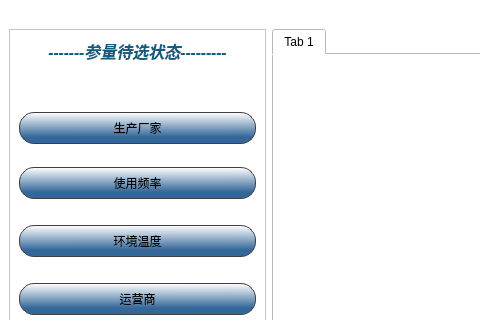
This is UI/PlotWindow.ui in peipan/charge_station as Qt 5 draws it before an edit; both pictures show x 0 to 480 and y 0 to 320 of the 1223 by 915 pixel window. The edited form follows.
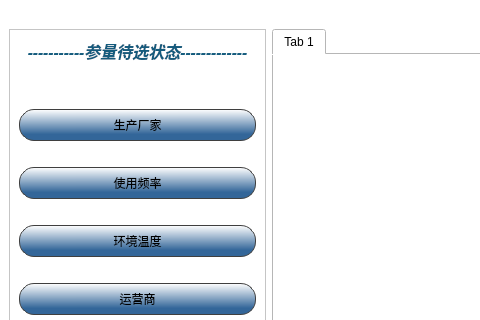
This is the edited form.

Diff of the .ui file:
```diff
--- a/UI/PlotWindow.ui
+++ b/UI/PlotWindow.ui
@@ -75,8 +75,8 @@
          <property name="font">
           <font>
            <family>Adobe 黑体 Std R</family>
-           <pointsize>17</pointsize>
-           <weight>50</weight>
+           <pointsize>12</pointsize>
+           <weight>9</weight>
            <italic>false</italic>
            <bold>false</bold>
           </font>
@@ -96,7 +96,7 @@
           <number>3</number>
          </property>
          <property name="text">
-          <string>&lt;html&gt;&lt;head/&gt;&lt;body&gt;&lt;p align=&quot;center&quot;&gt;&lt;span style=&quot; font-size:12pt; font-weight:600; font-style:italic; color:#145b7d;&quot;&gt;-------参量待选状态---------&lt;/span&gt;&lt;/p&gt;&lt;/body&gt;&lt;/html&gt;</string>
+          <string>&lt;html&gt;&lt;head/&gt;&lt;body&gt;&lt;p align=&quot;center&quot;&gt;&lt;span style=&quot; font-weight:600; font-style:italic; color:#145b7d;&quot;&gt;-----------参量待选状态-------------&lt;/span&gt;&lt;/p&gt;&lt;/body&gt;&lt;/html&gt;</string>
          </property>
          <property name="alignment">
           <set>Qt::AlignCenter</set>
@@ -121,6 +121,12 @@
        </item>
        <item>
         <widget class="QPushButton" name="btn_factory">
+         <property name="sizePolicy">
+          <sizepolicy hsizetype="Minimum" vsizetype="Preferred">
+           <horstretch>0</horstretch>
+           <verstretch>0</verstretch>
+          </sizepolicy>
+         </property>
          <property name="minimumSize">
           <size>
            <width>0</width>
@@ -129,8 +135,8 @@
          </property>
          <property name="maximumSize">
           <size>
-           <width>16777215</width>
-           <height>25</height>
+           <width>300</width>
+           <height>16777215</height>
           </size>
          </property>
          <property name="styleSheet">
```
Left out of the diff: 54 changed lines with no effect on the pictures.
